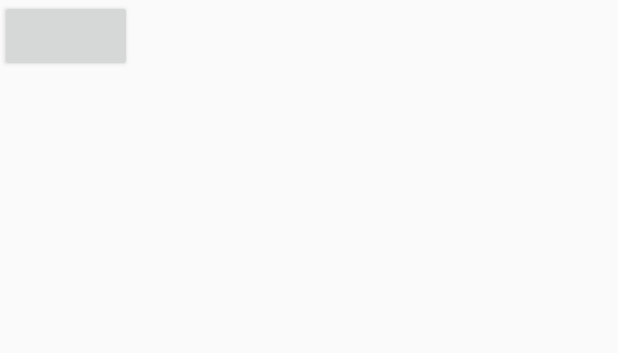
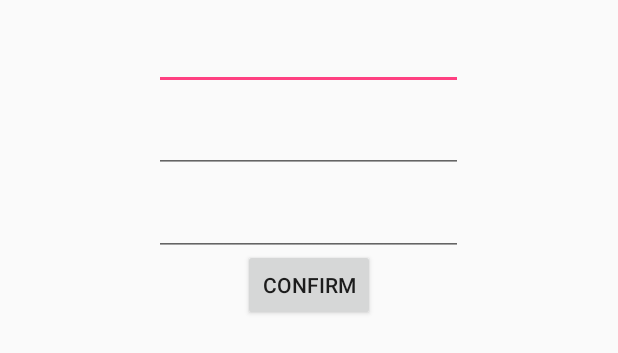
Before and after one commit to alexander126/FifaTrader, an Android app: the layout activity_calculation.xml on its own in the app's theme, with its tools: preview values and no code run, on a phone screen of 412 x 824 dp. Shown: the top 353 px of the screen. Run offline under Robolectric (Android 15) with nearby library versions, the phone set to English and light mode, and no system bars.

Commit message:
calculation activity funcionality

```diff
--- a/app/src/main/res/layout/activity_calculation.xml
+++ b/app/src/main/res/layout/activity_calculation.xml
@@ -5,26 +5,68 @@
     android:layout_width="match_parent"
     android:layout_height="match_parent"
     tools:context="com.example.alex.fifatrader.calculation">
-
+<LinearLayout
+    android:layout_width="match_parent"
+    android:layout_height="match_parent"
+    android:orientation="vertical">
+    <LinearLayout
+        android:layout_width="fill_parent"
+        android:layout_height="wrap_content"
+        android:orientation="horizontal"
+        android:weightSum="1.0"
+        android:gravity="center">
+    <EditText
+        android:id="@+id/name"
+        android:layout_width="0dp"
+        android:layout_weight=".5"
+        android:layout_height="wrap_content"
+        android:layout_below="@+id/name"
+        android:layout_marginTop="10dp"
+        />
+    </LinearLayout>
+    <LinearLayout
+        android:layout_width="fill_parent"
+        android:layout_height="wrap_content"
+        android:orientation="horizontal"
+        android:weightSum="1.0"
+        android:gravity="center">
     <EditText
         android:id="@+id/bought"
-        android:layout_width="wrap_content"
         android:layout_height="wrap_content"
-        android:layout_marginTop="20dp"/>
-
+        android:layout_width="0dp"
+        android:layout_weight=".5"
+        android:layout_below="@+id/bought"
+        android:layout_marginTop="10dp"/>
+    </LinearLayout>
+    <LinearLayout
+        android:layout_width="fill_parent"
+        android:layout_height="wrap_content"
+        android:orientation="horizontal"
+        android:weightSum="1.0"
+        android:gravity="center">
     <EditText
         android:id="@+id/sold"
-        android:layout_width="wrap_content"
+        android:layout_width="0dp"
+        android:layout_weight=".5"
         android:layout_height="wrap_content"
-        android:layout_marginTop="60dp"/>
-    <EditText
-        android:id="@+id/name"
-        android:layout_width="wrap_content"
+        android:layout_centerHorizontal="true"
+        android:layout_marginTop="10dp"/>
+        </LinearLayout>
+    <LinearLayout
+        android:layout_width="fill_parent"
         android:layout_height="wrap_content"
-        android:layout_marginTop="100dp"/>
+        android:orientation="horizontal"
+        android:weightSum="1.0"
+        android:gravity="center">
     <Button
         android:id="@+id/confirm"
         android:layout_width="wrap_content"
         android:layout_height="wrap_content"
-        android:layout_marginTop="140dp"/>
+        android:layout_centerHorizontal="true"
+        android:layout_below="@+id/sold"
+        android:text="Confirm"/>
+        </LinearLayout>
+
+</LinearLayout>
+
 </android.support.constraint.ConstraintLayout>
```
Also changed, not shown: app/src/main/java/com/example/alex/fifatrader/TradeSession.java (+14 -15 lines), app/src/main/java/com/example/alex/fifatrader/calculation.java (+25 -7 lines), app/src/main/res/layout/activity_calculator.xml (+10 -1 lines), app/src/main/res/layout/activity_trade_session.xml (+15 -38 lines).
